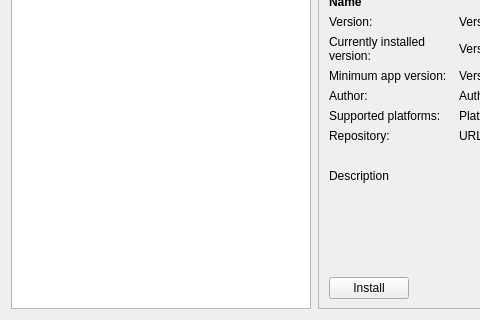
This is src/dialogs/scriptrepositorydialog.ui in pbek/QOwnNotes as Qt 5 draws it before an edit; both pictures show x 0 to 480 and y 337 to 657 of the 930 by 657 pixel window. The edited form follows.
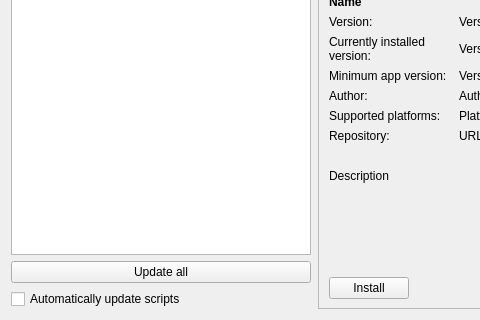
This is the edited form. Icons and pictures are not drawn. Custom widgets are drawn as their Qt base class.

Commit message: #3608 scripts: allow to update all script repository scripts automatically

Patch:
```diff
--- a/src/dialogs/scriptrepositorydialog.ui
+++ b/src/dialogs/scriptrepositorydialog.ui
@@ -428,6 +428,33 @@
           </column>
          </widget>
         </item>
+         <item row="2" column="0">
+          <widget class="QPushButton" name="updateAllButton">
+           <property name="toolTip">
+            <string>Updates all scripts that have updates</string>
+           </property>
+           <property name="text">
+            <string>Update all</string>
+           </property>
+           <property name="icon">
+            <iconset theme="view-refresh" resource="../breeze-qownnotes.qrc">
+             <normaloff>:/icons/breeze-qownnotes/16x16/view-refresh.svg</normaloff>:/icons/breeze-qownnotes/16x16/view-refresh.svg</iconset>
+           </property>
+           <property name="autoDefault">
+            <bool>false</bool>
+           </property>
+          </widget>
+         </item>
+         <item row="3" column="0">
+          <widget class="QCheckBox" name="automaticScriptUpdatesCheckBox">
+           <property name="toolTip">
+            <string>Automatically install available updates for scripts installed from the script repository during the startup update check</string>
+           </property>
+           <property name="text">
+            <string>Automatically update scripts</string>
+           </property>
+          </widget>
+         </item>
        </layout>
       </widget>
      </item>
```
Lines whose indentation alone changed are shown as unchanged. The commit also changes 7 other files.
